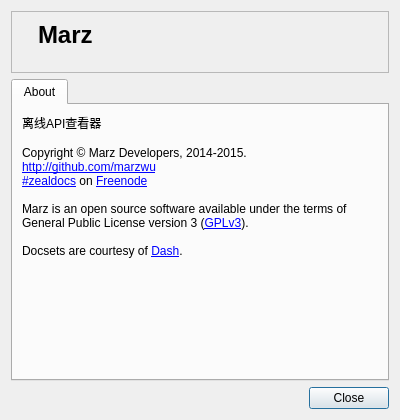
Above: src/ui/forms/aboutdialog.ui from marzwu/zeal before the change. Below: the same form after it.
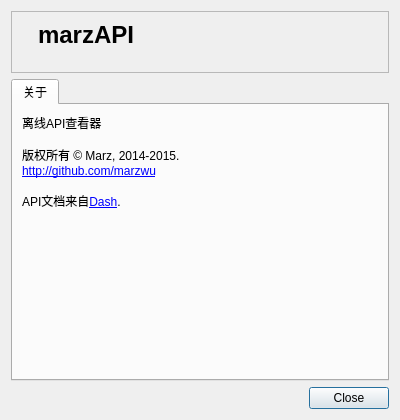
That is the form after the change. Icons and pictures are not drawn.

Commit message: 汉化关于对话框; 汉化菜单

What changed in the file:
```diff
--- a/src/ui/forms/aboutdialog.ui
+++ b/src/ui/forms/aboutdialog.ui
@@ -44,7 +44,7 @@
         <item>
          <widget class="QLabel" name="label_3">
           <property name="text">
-           <string>&lt;h1&gt;Marz&lt;/h1&gt;</string>
+           <string>&lt;html&gt;&lt;head/&gt;&lt;body&gt;&lt;p&gt;&lt;span style=&quot; font-size:xx-large; font-weight:600;&quot;&gt;marzAPI&lt;/span&gt;&lt;/p&gt;&lt;/body&gt;&lt;/html&gt;</string>
           </property>
          </widget>
         </item>
@@ -67,13 +67,13 @@
      </property>
      <widget class="QWidget" name="tab">
       <attribute name="title">
-       <string>About</string>
+       <string>关于</string>
       </attribute>
       <layout class="QVBoxLayout" name="verticalLayout_3">
        <item>
         <widget class="QLabel" name="label">
          <property name="text">
-          <string>&lt;html&gt;&lt;head/&gt;&lt;body&gt;&lt;p&gt;离线API查看器&lt;br/&gt;&lt;br/&gt;Copyright © Marz Developers, 2014-2015. &lt;br/&gt;&lt;a href=&quot;http://github.com/marzwu&quot;&gt;&lt;span style=&quot; text-decoration: underline; color:#0000ff;&quot;&gt;http://github.com/marzwu&lt;/span&gt;&lt;/a&gt;&lt;br/&gt;&lt;a href=&quot;irc://irc.freenode.net/zealdocs&quot;&gt;&lt;span style=&quot; text-decoration: underline; color:#0000ff;&quot;&gt;#zealdocs&lt;/span&gt;&lt;/a&gt; on &lt;a href=&quot;http://www.freenode.net&quot;&gt;&lt;span style=&quot; text-decoration: underline; color:#0000ff;&quot;&gt;Freenode&lt;/span&gt;&lt;/a&gt;&lt;br/&gt;&lt;br/&gt;Marz is an open source software available under the terms of General Public License version 3 (&lt;a href=&quot;http://www.gnu.org/copyleft/gpl.html&quot;&gt;&lt;span style=&quot; text-decoration: underline; color:#0000ff;&quot;&gt;GPLv3&lt;/span&gt;&lt;/a&gt;). &lt;br/&gt;&lt;br/&gt;Docsets are courtesy of &lt;a href=&quot;http://kapeli.com/dash&quot;&gt;&lt;span style=&quot; text-decoration: underline; color:#0000ff;&quot;&gt;Dash&lt;/span&gt;&lt;/a&gt;.&lt;/p&gt;&lt;/body&gt;&lt;/html&gt;</string>
+          <string>&lt;html&gt;&lt;head/&gt;&lt;body&gt;&lt;p&gt;离线API查看器&lt;br/&gt;&lt;br/&gt;版权所有 © Marz, 2014-2015. &lt;br/&gt;&lt;a href=&quot;http://github.com/marzwu&quot;&gt;&lt;span style=&quot; text-decoration: underline; color:#0000ff;&quot;&gt;http://github.com/marzwu&lt;/span&gt;&lt;/a&gt;&lt;br/&gt;&lt;br/&gt;API文档来自&lt;a href=&quot;http://kapeli.com/dash&quot;&gt;&lt;span style=&quot; text-decoration: underline; color:#0000ff;&quot;&gt;Dash&lt;/span&gt;&lt;/a&gt;.&lt;/p&gt;&lt;/body&gt;&lt;/html&gt;</string>
          </property>
          <property name="alignment">
           <set>Qt::AlignLeading|Qt::AlignLeft|Qt::AlignTop</set>
```
Left out of the diff: 2 changed lines with no effect on the pictures. The commit also changes 1 other file.
